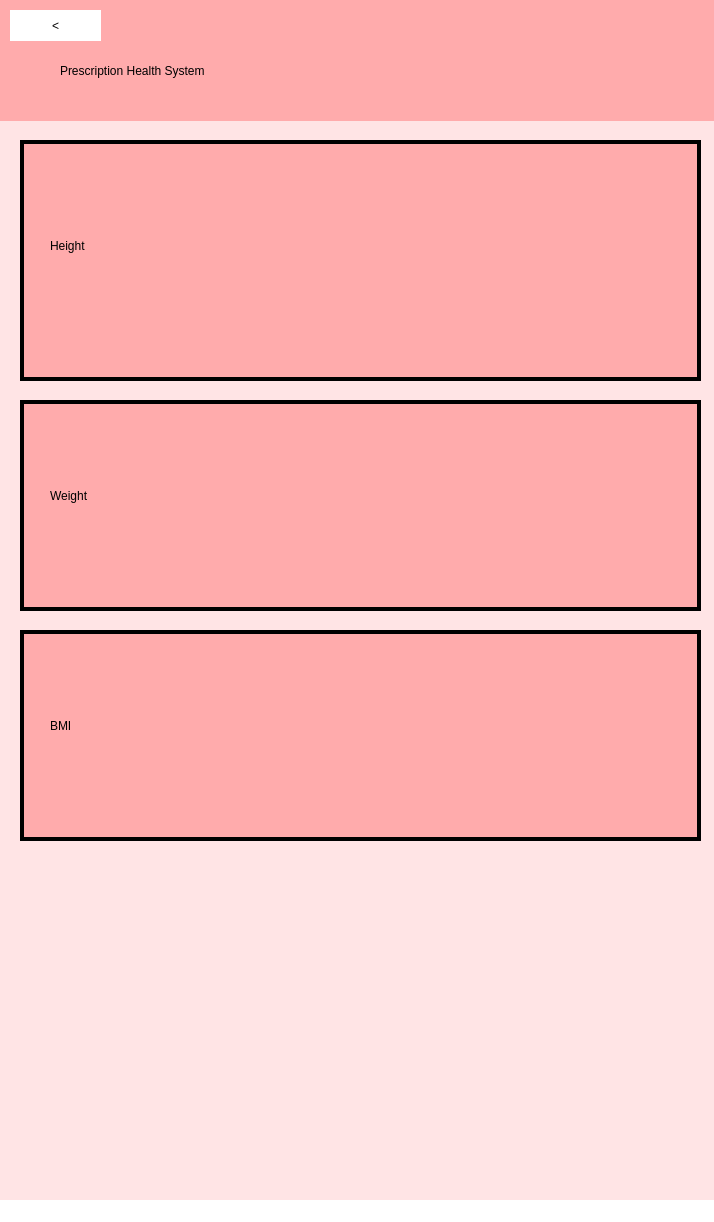
Old version of the form UI/PHS_BMI.ui in the repository NaryanSambhi/CSCN72030---Sec3---Group2.
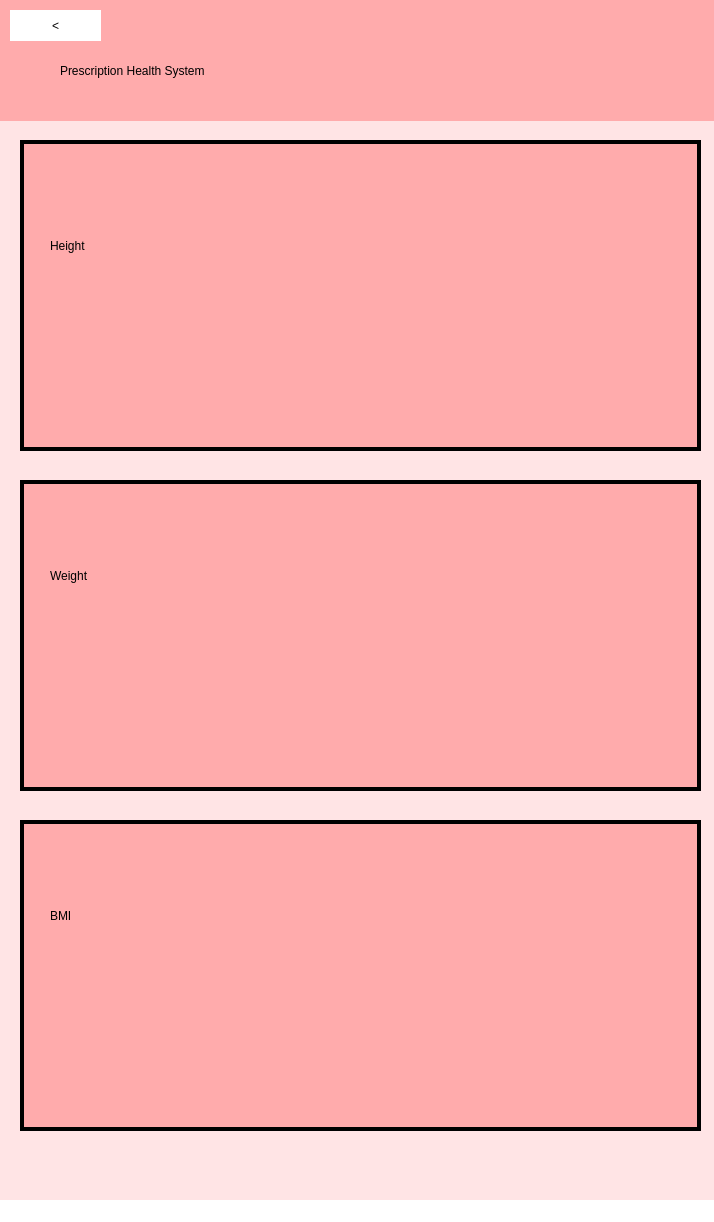
New version of the form. Icons and pictures are not drawn.

Diff of the .ui file:
```diff
--- a/UI/PHS_BMI.ui
+++ b/UI/PHS_BMI.ui
@@ -35,7 +35,7 @@
        <x>20</x>
        <y>170</y>
        <width>681</width>
-       <height>241</height>
+       <height>311</height>
       </rect>
      </property>
      <property name="styleSheet">
@@ -87,9 +87,9 @@
      <property name="geometry">
       <rect>
        <x>20</x>
-       <y>430</y>
+       <y>510</y>
        <width>681</width>
-       <height>211</height>
+       <height>311</height>
       </rect>
      </property>
      <property name="styleSheet">
@@ -141,9 +141,9 @@
      <property name="geometry">
       <rect>
        <x>20</x>
-       <y>660</y>
+       <y>850</y>
        <width>681</width>
-       <height>211</height>
+       <height>311</height>
       </rect>
      </property>
      <property name="styleSheet">
```
Left out of the diff: 2 changed lines with no effect on the pictures.
